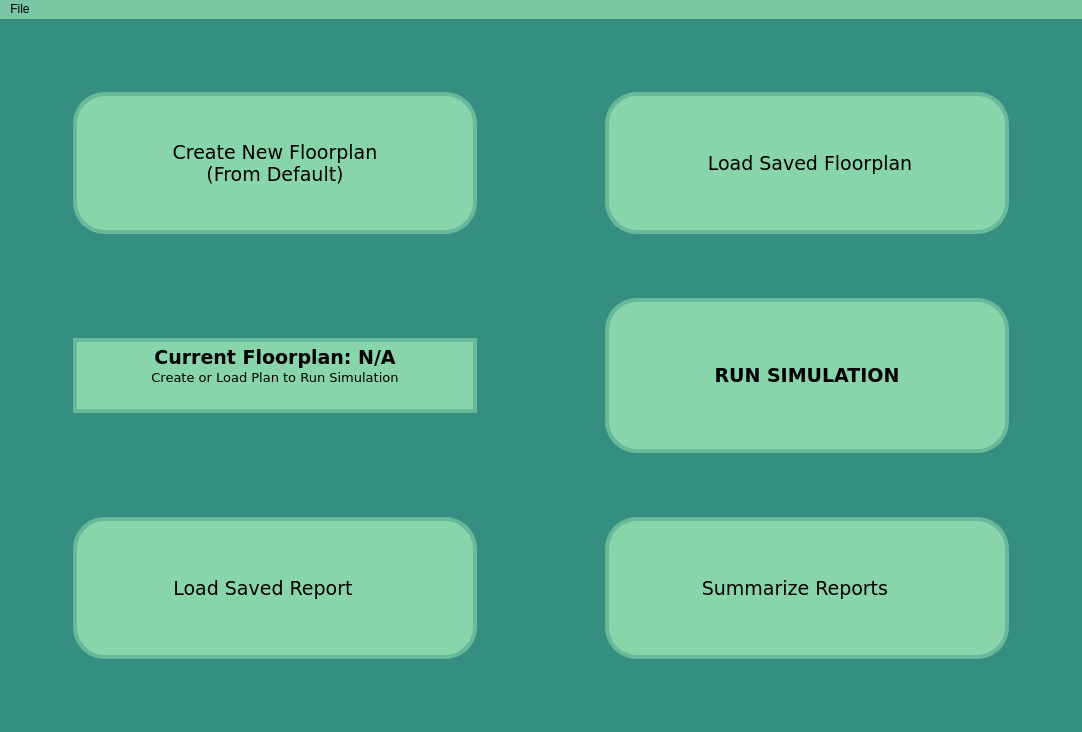
This is mainwindow.ui in mdelaune/RoboSim as Qt 5 draws it before an edit. The edited form follows.
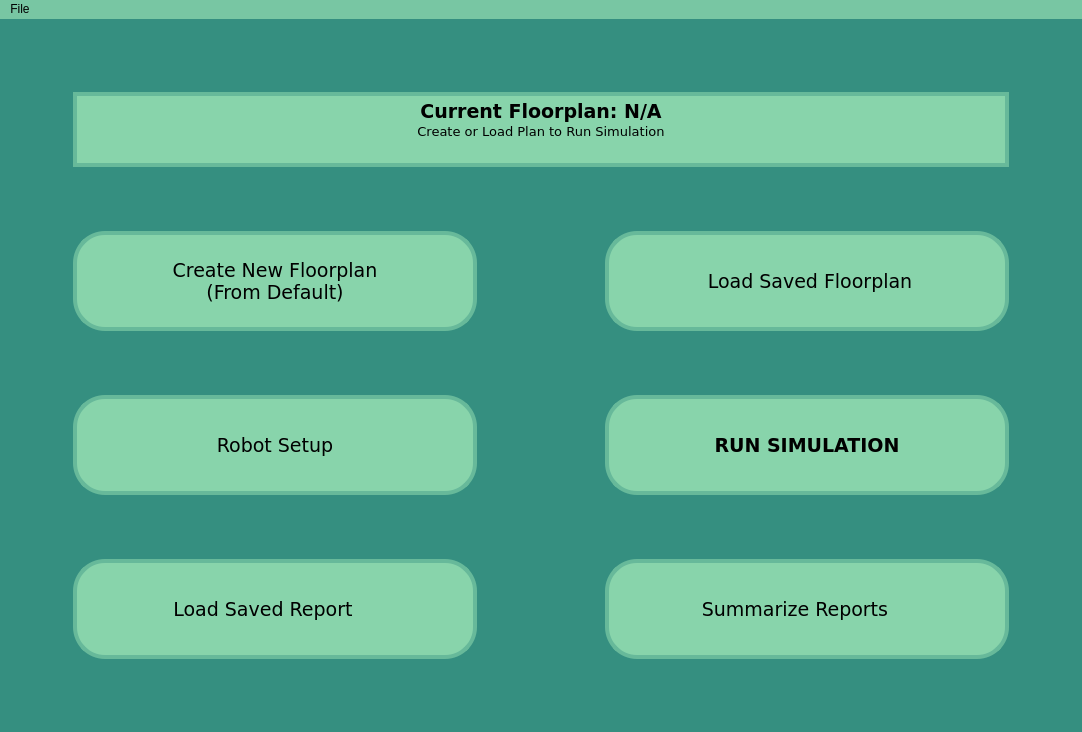
This is the edited form. Icons and pictures are not drawn.

Commit message: Added the settingswindow class for the Robot Setup into mainwindow. Updated the simwindow and vacuum class files. As for the simulation, it will not be ready by the meeting time. We should meet for another coding day.

```diff
--- a/mainwindow.ui
+++ b/mainwindow.ui
@@ -53,6 +53,54 @@
       <property name="bottomMargin">
        <number>64</number>
       </property>
+      <item>
+       <widget class="QTextEdit" name="activePlan">
+        <property name="sizePolicy">
+         <sizepolicy hsizetype="Preferred" vsizetype="Fixed">
+          <horstretch>0</horstretch>
+          <verstretch>0</verstretch>
+         </sizepolicy>
+        </property>
+        <property name="maximumSize">
+         <size>
+          <width>16777215</width>
+          <height>75</height>
+         </size>
+        </property>
+        <property name="font">
+         <font>
+          <family>Verdana</family>
+          <pointsize>14</pointsize>
+         </font>
+        </property>
+        <property name="styleSheet">
+         <string notr="true">QTextEdit{
+	background: rgba(136, 212, 171, 1);
+	border-width: 4px;
+	border-style: solid;
+	border-color: rgba(103, 185, 154, 1);
+}
+</string>
+        </property>
+        <property name="verticalScrollBarPolicy">
+         <enum>Qt::ScrollBarPolicy::ScrollBarAlwaysOff</enum>
+        </property>
+        <property name="horizontalScrollBarPolicy">
+         <enum>Qt::ScrollBarPolicy::ScrollBarAlwaysOff</enum>
+        </property>
+        <property name="html">
+         <string>&lt;!DOCTYPE HTML PUBLIC &quot;-//W3C//DTD HTML 4.0//EN&quot; &quot;http://www.w3.org/TR/REC-html40/strict.dtd&quot;&gt;
+&lt;html&gt;&lt;head&gt;&lt;meta name=&quot;qrichtext&quot; content=&quot;1&quot; /&gt;&lt;meta charset=&quot;utf-8&quot; /&gt;&lt;style type=&quot;text/css&quot;&gt;
+p, li { white-space: pre-wrap; }
+hr { height: 1px; border-width: 0; }
+li.unchecked::marker { content: &quot;\2610&quot;; }
+li.checked::marker { content: &quot;\2612&quot;; }
+&lt;/style&gt;&lt;/head&gt;&lt;body style=&quot; font-family:'Verdana'; font-size:14pt; font-weight:400; font-style:normal;&quot;&gt;
+&lt;p align=&quot;center&quot; dir='rtl' style=&quot; margin-top:0px; margin-bottom:0px; margin-left:0px; margin-right:0px; -qt-block-indent:0; text-indent:0px;&quot;&gt;&lt;span style=&quot; font-family:'Segoe UI'; font-weight:700;&quot;&gt;Current Floorplan: N/A&lt;/span&gt;&lt;/p&gt;
+&lt;p align=&quot;center&quot; dir='rtl' style=&quot; margin-top:0px; margin-bottom:0px; margin-left:0px; margin-right:0px; -qt-block-indent:0; text-indent:0px;&quot;&gt;&lt;span style=&quot; font-family:'Segoe UI'; font-size:10pt;&quot;&gt;Create or Load Plan to Run Simulation&lt;/span&gt;&lt;/p&gt;&lt;/body&gt;&lt;/html&gt;</string>
+        </property>
+       </widget>
+      </item>
       <item>
        <layout class="QHBoxLayout" name="horizontalLayout">
         <item>
@@ -178,35 +226,13 @@
         <item>
          <layout class="QVBoxLayout" name="verticalLayout">
           <item>
-           <spacer name="verticalSpacer">
-            <property name="orientation">
-             <enum>Qt::Orientation::Vertical</enum>
-            </property>
-            <property name="sizeType">
-             <enum>QSizePolicy::Policy::Fixed</enum>
-            </property>
-            <property name="sizeHint" stdset="0">
-             <size>
-              <width>20</width>
-              <height>40</height>
-             </size>
-            </property>
-           </spacer>
-          </item>
-          <item>
-           <widget class="QTextEdit" name="activePlan">
+           <widget class="QPushButton" name="robSet">
             <property name="sizePolicy">
-             <sizepolicy hsizetype="Preferred" vsizetype="Fixed">
+             <sizepolicy hsizetype="Preferred" vsizetype="Preferred">
               <horstretch>0</horstretch>
               <verstretch>0</verstretch>
              </sizepolicy>
             </property>
-            <property name="maximumSize">
-             <size>
-              <width>16777215</width>
-              <height>75</height>
-             </size>
-            </property>
             <property name="font">
              <font>
               <family>Verdana</family>
@@ -214,49 +240,27 @@
              </font>
             </property>
             <property name="styleSheet">
-             <string notr="true">QTextEdit{
+             <string notr="true">QPushButton{
 	background: rgba(136, 212, 171, 1);
 	border-width: 4px;
 	border-style: solid;
+	border-radius: 32px;
+	border-color: rgba(103, 185, 154, 1);
+}
+QPushButton::hover {
+	background: rgba(103, 185, 154, 1);
+	border-width: 4px;
+	border-style: solid;
+	border-radius: 32px;
 	border-color: rgba(103, 185, 154, 1);
 }
 </string>
             </property>
-            <property name="verticalScrollBarPolicy">
-             <enum>Qt::ScrollBarPolicy::ScrollBarAlwaysOff</enum>
-            </property>
-            <property name="horizontalScrollBarPolicy">
-             <enum>Qt::ScrollBarPolicy::ScrollBarAlwaysOff</enum>
-            </property>
-            <property name="html">
-             <string>&lt;!DOCTYPE HTML PUBLIC &quot;-//W3C//DTD HTML 4.0//EN&quot; &quot;http://www.w3.org/TR/REC-html40/strict.dtd&quot;&gt;
-&lt;html&gt;&lt;head&gt;&lt;meta name=&quot;qrichtext&quot; content=&quot;1&quot; /&gt;&lt;meta charset=&quot;utf-8&quot; /&gt;&lt;style type=&quot;text/css&quot;&gt;
-p, li { white-space: pre-wrap; }
-hr { height: 1px; border-width: 0; }
-li.unchecked::marker { content: &quot;\2610&quot;; }
-li.checked::marker { content: &quot;\2612&quot;; }
-&lt;/style&gt;&lt;/head&gt;&lt;body style=&quot; font-family:'Verdana'; font-size:14pt; font-weight:400; font-style:normal;&quot;&gt;
-&lt;p align=&quot;center&quot; dir='rtl' style=&quot; margin-top:0px; margin-bottom:0px; margin-left:0px; margin-right:0px; -qt-block-indent:0; text-indent:0px;&quot;&gt;&lt;span style=&quot; font-family:'Segoe UI'; font-weight:700;&quot;&gt;Current Floorplan: N/A&lt;/span&gt;&lt;/p&gt;
-&lt;p align=&quot;center&quot; dir='rtl' style=&quot; margin-top:0px; margin-bottom:0px; margin-left:0px; margin-right:0px; -qt-block-indent:0; text-indent:0px;&quot;&gt;&lt;span style=&quot; font-family:'Segoe UI'; font-size:10pt;&quot;&gt;Create or Load Plan to Run Simulation&lt;/span&gt;&lt;/p&gt;&lt;/body&gt;&lt;/html&gt;</string>
+            <property name="text">
+             <string>Robot Setup</string>
             </property>
            </widget>
           </item>
-          <item>
-           <spacer name="verticalSpacer_2">
-            <property name="orientation">
-             <enum>Qt::Orientation::Vertical</enum>
-            </property>
-            <property name="sizeType">
-             <enum>QSizePolicy::Policy::Fixed</enum>
-            </property>
-            <property name="sizeHint" stdset="0">
-             <size>
-              <width>20</width>
-              <height>40</height>
-             </size>
-            </property>
-           </spacer>
-          </item>
          </layout>
         </item>
         <item>
```
Left out of the diff: 5 changed lines with no effect on the pictures. The commit also changes 11 other files.
